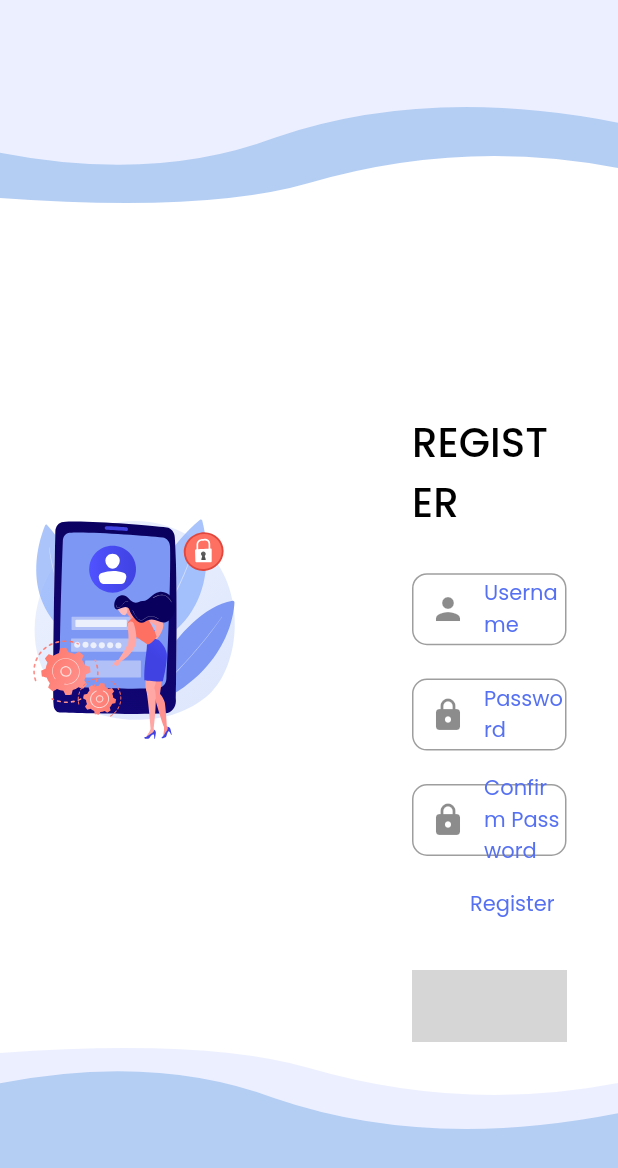
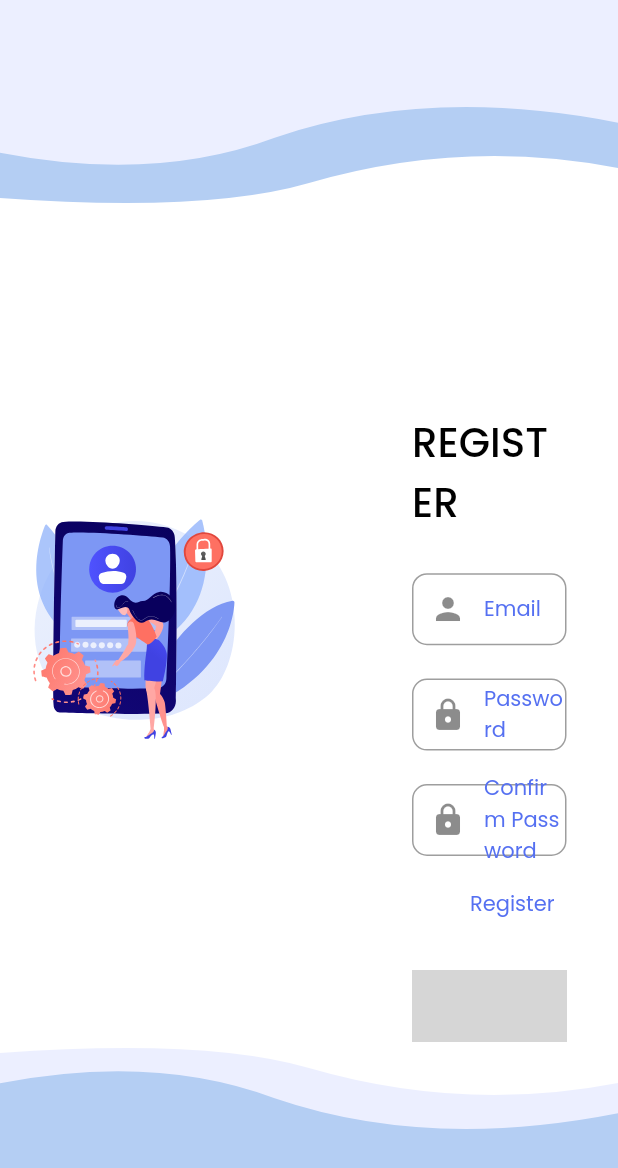
Before and after one commit to safabash/employee_management_app, a Flutter app: the ScreenRegisterWindows screen opened directly, on a phone screen of 412 x 824 dp. Shown: the top 1168 px of the screen. Run offline on Flutter 3.47's test engine with Material 3 defaults, Android fonts, the phone set to English and light mode, and no system bars; our stand-ins replace cached_network_image, firebase_auth, firebase_core, flutter_custom_clippers, flutter_screenutil, get and 3 more; missing offline and left inert: multi_state_button; accounts and stored records are empty; grey boxes are pictures that could not be loaded.

Commit message:
fix:implemented authentication

```diff
--- a/lib/authentication/login/responsive/login_mobile_screen.dart
+++ b/lib/authentication/login/responsive/login_mobile_screen.dart
@@ -104,21 +104,24 @@ class _ScreenLoginMobileState extends State<ScreenLoginMobile> {
                             decoration: InputDecoration(
                               contentPadding: EdgeInsets.zero,
                               prefixIcon: const Icon(Icons.person),
-                              hintText: 'Enter your username',
+                              hintText: 'Enter your email',
                               hintStyle: theme.textTheme.displayMedium,
-                              label: Text('Username',
+                              label: Text('Email',
                                   style: theme.textTheme.labelMedium),
                               border: OutlineInputBorder(
                                 borderRadius: BorderRadius.circular(10),
                               ),
                             ),
                             validator: (value) {
-                              if (value == null || value.isEmpty) {
-                                return 'Please enter your email';
-                              }
-                              // You can add more validation here if needed
-                              return null;
-                            },
+                                if (value == null || value.isEmpty) {
+                            return 'Please enter your email';
+                          }
+                          // Email validation
+                          if (!RegExp(r'^[^@]+@[^@]+\.[^@]+').hasMatch(value)) {
+                            return 'Please enter a valid email address';
+                          }
+                          return null;
+                        },
                           ),
                           const SizedBox(height: 6),
                           TextFormField(
@@ -172,15 +175,15 @@ class _ScreenLoginMobileState extends State<ScreenLoginMobile> {
                             text: 'Login',
                             onPressed: () async {
                               if (_formKey.currentState?.validate() ?? false) {
-                                // loginController.setButtonState = loading;
-                                // await authController.login(
-                                //   email: emailController.text,
-                                //   password: passwordController.text,
-                                // );
-                                // loginController.setButtonState = submit;
+                                loginController.setButtonState = loading;
+                                await authController.login(
+                                  email: emailController.text,
+                                  password: passwordController.text,
+                                );
+                                loginController.setButtonState = submit;
 
                                 // Assuming successful login
-                                Get.to(() => const Dashboard());
+                                // Get.to(() => const Dashboard());
                               } else {
                                 // Handle validation error
                                 loginController.setButtonState = submit;
--- a/lib/authentication/login/responsive/login_windows_screen.dart
+++ b/lib/authentication/login/responsive/login_windows_screen.dart
@@ -109,10 +109,10 @@ class _ScreenLoginWindowsState extends State<ScreenLoginWindows> {
                         decoration: InputDecoration(
                           contentPadding: EdgeInsets.zero,
                           prefixIcon: const Icon(Icons.person),
-                          hintText: 'Enter your username',
+                          hintText: 'Enter your email',
                           hintStyle: theme.textTheme.displayMedium,
-                          label: Text('Username',
-                              style: theme.textTheme.labelMedium),
+                          label:
+                              Text('Email', style: theme.textTheme.labelMedium),
                           border: OutlineInputBorder(
                             borderRadius: BorderRadius.circular(10),
                           ),
@@ -121,7 +121,10 @@ class _ScreenLoginWindowsState extends State<ScreenLoginWindows> {
                           if (value == null || value.isEmpty) {
                             return 'Please enter your email';
                           }
-                          // You can add more validation here if needed
+                          // Email validation
+                          if (!RegExp(r'^[^@]+@[^@]+\.[^@]+').hasMatch(value)) {
+                            return 'Please enter a valid email address';
+                          }
                           return null;
                         },
                       ),
@@ -177,15 +180,15 @@ class _ScreenLoginWindowsState extends State<ScreenLoginWindows> {
                         text: 'Login',
                         onPressed: () async {
                           if (_formKey.currentState?.validate() ?? false) {
-                            // loginController.setButtonState = loading;
-                            // await authController.login(
-                            //   email: emailController.text,
-                            //   password: passwordController.text,
-                            // );
-                            // loginController.setButtonState = submit;
+                            loginController.setButtonState = loading;
+                            await authController.login(
+                              email: emailController.text,
+                              password: passwordController.text,
+                            );
+                            loginController.setButtonState = submit;
 
                             // Assuming successful login
-                            Get.to(() => const Dashboard());
+                            // Get.to(() => const Dashboard());
                           } else {
                             // Handle validation error
                             loginController.setButtonState = submit;
--- a/lib/authentication/register/responsive/register_mobile_screen.dart
+++ b/lib/authentication/register/responsive/register_mobile_screen.dart
@@ -103,10 +103,10 @@ class _ScreenRegisterMobileState extends State<ScreenRegisterMobile> {
                         decoration: InputDecoration(
                           contentPadding: EdgeInsets.zero,
                           prefixIcon: const Icon(Icons.person),
-                          hintText: 'Enter your username',
+                          hintText: 'Enter your email',
                           hintStyle: theme.textTheme.displayMedium,
                           label: Text(
-                            'Username',
+                            'Email',
                             style: theme.textTheme.labelMedium,
                           ),
                           border: OutlineInputBorder(
@@ -115,7 +115,11 @@ class _ScreenRegisterMobileState extends State<ScreenRegisterMobile> {
                         ),
                         validator: (value) {
                           if (value == null || value.isEmpty) {
-                            return 'Please enter your username';
+                            return 'Please enter your email';
+                          }
+                          // Email validation
+                          if (!RegExp(r'^[^@]+@[^@]+\.[^@]+').hasMatch(value)) {
+                            return 'Please enter a valid email address';
                           }
                           return null;
                         },
@@ -204,7 +208,7 @@ class _ScreenRegisterMobileState extends State<ScreenRegisterMobile> {
                               email: emailController.text,
                               password: passwordController.text,
                             );
-                            Get.to(() => const Dashboard());
+                            // Get.to(() => const Dashboard());
                             registerController.setButtonState = submit;
                           }
                         },
--- a/lib/authentication/register/responsive/register_windows_screen.dart
+++ b/lib/authentication/register/responsive/register_windows_screen.dart
@@ -107,10 +107,10 @@ class _ScreenRegisterWindowsState extends State<ScreenRegisterWindows> {
                         decoration: InputDecoration(
                           contentPadding: EdgeInsets.zero,
                           prefixIcon: const Icon(Icons.person),
-                          hintText: 'Enter your username',
+                          hintText: 'Enter your email',
                           hintStyle: theme.textTheme.displayMedium,
                           label: Text(
-                            'Username',
+                            'Email',
                             style: theme.textTheme.labelMedium,
                           ),
                           border: OutlineInputBorder(
@@ -119,7 +119,11 @@ class _ScreenRegisterWindowsState extends State<ScreenRegisterWindows> {
                         ),
                         validator: (value) {
                           if (value == null || value.isEmpty) {
-                            return 'Please enter your username';
+                            return 'Please enter your email';
+                          }
+                          // Email validation
+                          if (!RegExp(r'^[^@]+@[^@]+\.[^@]+').hasMatch(value)) {
+                            return 'Please enter a valid email address';
                           }
                           return null;
                         },
@@ -208,7 +212,7 @@ class _ScreenRegisterWindowsState extends State<ScreenRegisterWindows> {
                               email: emailController.text,
                               password: passwordController.text,
                             );
-                            Get.to(() => const Dashboard());
+                            // Get.to(() => const Dashboard());
                             registerController.setButtonState = submit;
                           }
                         },
--- a/lib/dashboard/widgets/header_widget.dart
+++ b/lib/dashboard/widgets/header_widget.dart
@@ -5,6 +5,8 @@ import 'package:flutter/material.dart';
 import 'package:get/get.dart';
 
 class HeaderWidget extends StatefulWidget {
+  const HeaderWidget({super.key});
+
   @override
   _HeaderWidgetState createState() => _HeaderWidgetState();
 }
@@ -32,7 +34,7 @@ class _HeaderWidgetState extends State<HeaderWidget> {
           },
           Text("Dashboard", style: theme.textTheme.titleMedium),
           if (!Responsive.isMobile(context)) ...{
-            Spacer(),
+            const Spacer(),
             Row(
               mainAxisSize: MainAxisSize.min,
               children: [
@@ -42,8 +44,6 @@ class _HeaderWidgetState extends State<HeaderWidget> {
                     controller.logout();
                   },
                 ),
-                // navigationIcon(icon: Icons.send),
-                // navigationIcon(icon: Icons.notifications_none_rounded),
               ],
             )
           }
--- a/lib/main.dart
+++ b/lib/main.dart
@@ -12,8 +12,8 @@ import 'package:flutter_screenutil/flutter_screenutil.dart';
 // Replace with your actual dashboard file import
 
 void main() async {
-  // WidgetsFlutterBinding.ensureInitialized();
-  // await Firebase.initializeApp(options: DefaultFirebaseOptions.currentPlatform);
+  WidgetsFlutterBinding.ensureInitialized();
+  await Firebase.initializeApp(options: DefaultFirebaseOptions.currentPlatform);
   runApp(const MyApp());
 }
 
```
Also changed, not shown: lib/authentication/controller/auth_controller.dart (+7 -0 lines).
